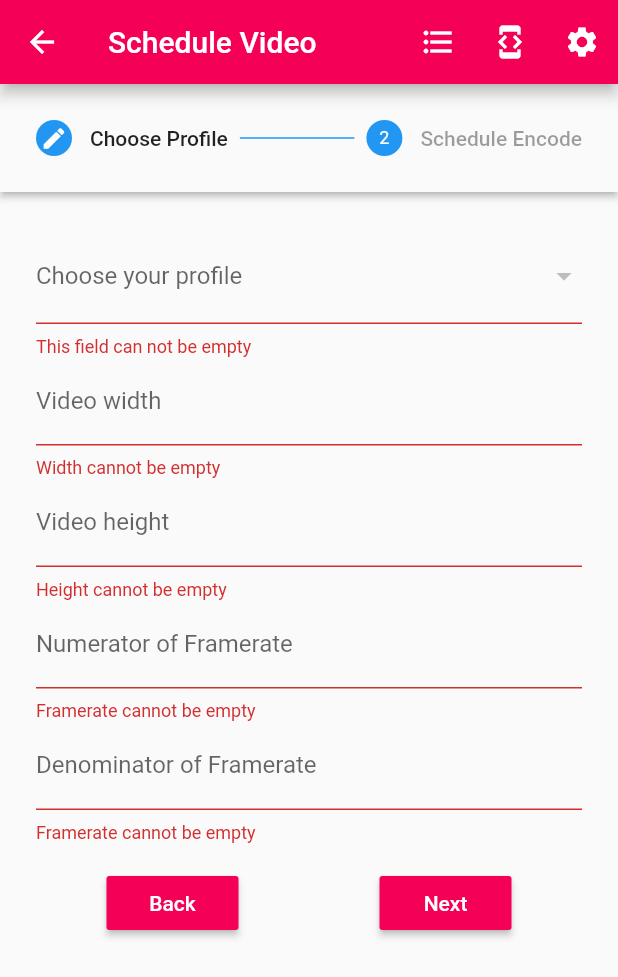
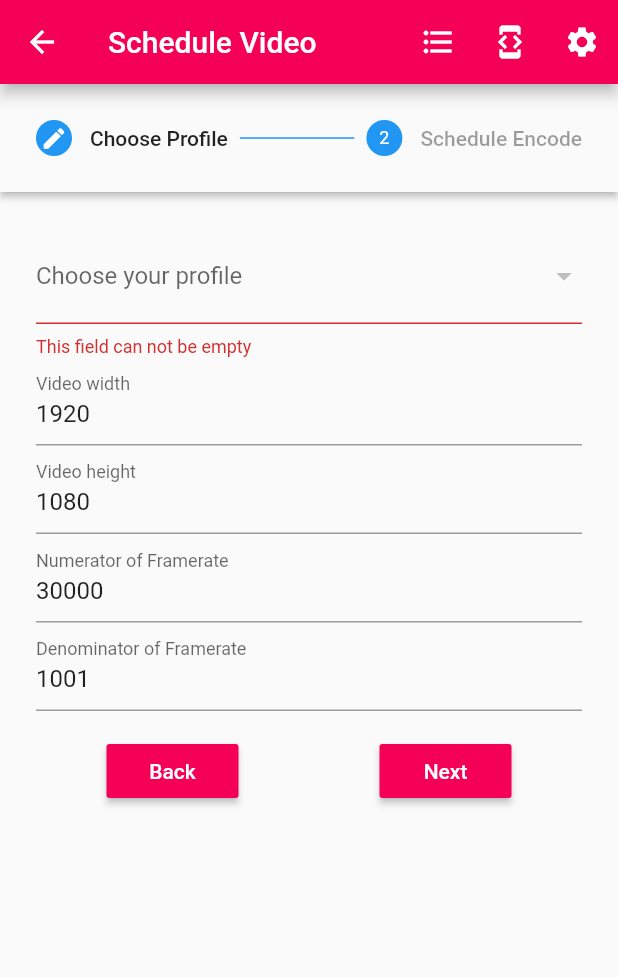
Before and after one commit to Ngoni-Sama/tiledmedia, a Flutter app: the Schedule screen opened by its route, after a tap on "Back", on a phone screen of 412 x 824 dp. Shown: the top 977 px of the screen. Run offline on Flutter 3.47's test engine with Material 2 defaults, Android fonts, the phone set to English and light mode, and no system bars; accounts and stored records are empty; network calls fail.

Commit message:
update encode screen

```diff
--- /dev/null
+++ b/lib/data/models/encode.model.dart
@@ -0,0 +1,25 @@
+import 'package:tiledmedia/data/models/profile.model.dart';
+
+class Encode {
+  int width;
+  int height;
+  int frameRateNumber;
+  int frameRateDenom;
+  Profile chosenProfile;
+
+  String videoProfileName;
+  String name;
+  String comment;
+  String packagingFormat;
+  String outputFolder;
+  bool autoAudioKbpsPerChannel;
+
+  Encode() {
+    // initialize properties
+    width = 1920;
+    height = 1080;
+    frameRateNumber = 30000;
+    frameRateDenom = 1001;
+    autoAudioKbpsPerChannel = false;
+  }
+}
--- a/lib/screens/create_profile/step_complete/step_complete.dart
+++ b/lib/screens/create_profile/step_complete/step_complete.dart
@@ -1,5 +1,6 @@
 import 'package:flutter/material.dart';
 import 'package:tiledmedia/data/models/profile.model.dart';
+import 'package:tiledmedia/util/constants.dart';
 import 'package:tiledmedia/util/globals.dart';
 import 'package:tiledmedia/util/theme.dart';
 import 'package:tiledmedia/widgets/primary_button/primary_button.dart';
@@ -67,7 +68,7 @@ class _StepCompleteState extends State<StepComplete> {
         child: Column(
           children: <Widget>[
             DropdownButtonFormField(
-              items: Globals.notificationType.entries.map((itm) {
+              items: Constants.notificationType.entries.map((itm) {
                 return new DropdownMenuItem(
                   value: itm.key,
                   child: new Text(itm.value),
--- a/lib/screens/create_profile/step_input/step_input.dart
+++ b/lib/screens/create_profile/step_input/step_input.dart
@@ -1,5 +1,6 @@
 import 'package:flutter/material.dart';
 import 'package:tiledmedia/data/models/profile.model.dart';
+import 'package:tiledmedia/util/constants.dart';
 import 'package:tiledmedia/util/globals.dart';
 import 'package:tiledmedia/util/theme.dart';
 import 'package:tiledmedia/widgets/primary_button/primary_button.dart';
@@ -55,7 +56,7 @@ class _StepInputState extends State<StepInput> {
             child: Text('S3 Bucket Details', style: TextStyle(fontSize: 16, fontWeight: FontWeight.bold)),
           ),
           DropdownButtonFormField(
-            items: Globals.s3Regions.entries.map((itm) {
+            items: Constants.s3Regions.entries.map((itm) {
               return new DropdownMenuItem(
                 value: itm.key,
                 child: new Text(itm.value),
@@ -211,7 +212,7 @@ class _StepInputState extends State<StepInput> {
         child: Column(
           children: <Widget>[
             DropdownButtonFormField(
-              items: Globals.srcLocType.entries.map((itm) {
+              items: Constants.srcLocType.entries.map((itm) {
                 return new DropdownMenuItem(
                   value: itm.key,
                   child: new Text(itm.value),
--- a/lib/screens/create_profile/step_output/step_output.dart
+++ b/lib/screens/create_profile/step_output/step_output.dart
@@ -1,6 +1,7 @@
 import 'package:flutter/material.dart';
 import 'package:tiledmedia/data/models/profile.model.dart';
 import 'package:tiledmedia/util/common.dart';
+import 'package:tiledmedia/util/constants.dart';
 import 'package:tiledmedia/util/globals.dart';
 import 'package:tiledmedia/util/theme.dart';
 import 'package:tiledmedia/widgets/primary_button/primary_button.dart';
@@ -56,7 +57,7 @@ class _StepOutputState extends State<StepOutput> {
             child: Text('S3 Bucket Details', style: TextStyle(fontSize: 16, fontWeight: FontWeight.bold)),
           ),
           DropdownButtonFormField(
-            items: Globals.s3Regions.entries.map((itm) {
+            items: Constants.s3Regions.entries.map((itm) {
               return new DropdownMenuItem(
                 value: itm.key,
                 child: new Text(itm.value),
@@ -364,7 +365,7 @@ class _StepOutputState extends State<StepOutput> {
         child: Column(
           children: <Widget>[
             DropdownButtonFormField(
-              items: Globals.destLocType.entries.map((itm) {
+              items: Constants.destLocType.entries.map((itm) {
                 return new DropdownMenuItem(
                   value: itm.key,
                   child: new Text(itm.value),
--- a/lib/screens/schedule/schedule.dart
+++ b/lib/screens/schedule/schedule.dart
@@ -1,6 +1,7 @@
 import 'package:flutter/material.dart';
 import 'package:tiledmedia/data/models/encode.model.dart';
 import 'package:tiledmedia/screens/schedule/step_choose/index.dart';
+import 'package:tiledmedia/screens/schedule/step_encode/index.dart';
 import 'package:tiledmedia/widgets/appbar_layout/index.dart';
 
 class Schedule extends StatefulWidget {
@@ -29,7 +30,7 @@ class _ScheduleState extends State<Schedule> {
       ),
       Step(
         title: const Text('Schedule Encode'),
-        content: new StepChoose(
+        content: new StepEncode(
           encode: encode,
           onNext: _moveNext,
           onPrev: _movePrev,
@@ -70,7 +71,9 @@ class _ScheduleState extends State<Schedule> {
   @override
   Widget build(BuildContext context) {
     if (encode == null) {
-      encode = new Encode();
+      setState(() {
+        encode = new Encode();
+      });
     }
     return new Scaffold(
       appBar: new AppBarLayout(appBarTitle: 'Schedule Video', context: context),
--- /dev/null
+++ b/lib/screens/schedule/step_encode/index.dart
@@ -0,0 +1 @@
+export 'step_encode.dart';
--- /dev/null
+++ b/lib/screens/schedule/step_encode/step_encode.dart
@@ -0,0 +1,162 @@
+import 'package:flutter/material.dart';
+import 'package:tiledmedia/data/models/encode.model.dart';
+import 'package:tiledmedia/data/models/profile.model.dart';
+import 'package:tiledmedia/services/profile.service.dart';
+import 'package:tiledmedia/util/common.dart';
+import 'package:tiledmedia/util/constants.dart';
+import 'package:tiledmedia/util/theme.dart';
+import 'package:tiledmedia/widgets/primary_button/primary_button.dart';
+
+class StepEncode extends StatefulWidget {
+  StepEncode({Key key, this.encode, this.onNext, this.onPrev}) : super(key: key);
+
+  final Encode encode;
+  final VoidCallback onNext;
+  final VoidCallback onPrev;
+
+  @override
+  _StepEncodeState createState() => new _StepEncodeState(encode, onNext, onPrev);
+}
+
+class _StepEncodeState extends State<StepEncode> {
+  final formKey = GlobalKey<FormState>();
+  VoidCallback onNext;
+  VoidCallback onPrev;
+
+  List<String> profiles = [];
+  Encode encode;
+
+  String videoProfileName;
+  ProfileService _profileService = ProfileService.getInstance();
+
+  _StepEncodeState(encode, onNext, onPrev) {
+    this.encode = encode;
+    this.onNext = onNext;
+    this.onPrev = onPrev;
+  }
+
+  @override
+  void initState() {
+    super.initState();
+    initProfiles();
+  }
+
+  initProfiles() {
+    _profileService.postProfiles(encode).then((value) {
+      for (int i = 0; i < value.length; i++) {
+        profiles.add(value[i]['profile_name']);
+      }
+      if (profiles.length > 0) {
+        videoProfileName = profiles[0];
+      }
+    });
+  }
+
+  onSubmit() {
+    if (formKey.currentState.validate()) {
+      final form = formKey.currentState;
+      form.save();
+      onNext();
+    }
+  }
+
+  changedProfile(val) {
+    setState(() {
+      encode.videoProfileName = val;
+      videoProfileName = val;
+    });
+  }
+
+  @override
+  Widget build(BuildContext context) {
+    return new Container(
+      width: double.infinity,
+      child: Form(
+        key: formKey,
+        autovalidate: true,
+        child: Column(
+          children: <Widget>[
+            TextFormField(
+              validator: (value) {
+                if (value.contains(' ')) {
+                  return 'Encode name cannot contain whitespace';
+                }
+                return null;
+              },
+              initialValue: encode.name,
+              keyboardType: TextInputType.text,
+              decoration: InputDecoration(labelText: 'Short name for your encode'),
+              onSaved: (val) => setState(() => encode.name = val),
+            ),
+            TextFormField(
+              initialValue: encode.comment,
+              keyboardType: TextInputType.text,
+              decoration: InputDecoration(labelText: 'Comment for your encode'),
+              onSaved: (val) => setState(() => encode.comment = val),
+            ),
+            DropdownButtonFormField(
+              items: profiles.map((itm) {
+                return new DropdownMenuItem(
+                  value: itm,
+                  child: new Text(itm),
+                );
+              }).toList(),
+              validator: (value) {
+                if (value == null) {
+                  return 'This field can not be empty';
+                }
+                return null;
+              },
+              value: videoProfileName,
+              onChanged: (val) => changedProfile(val),
+              decoration: InputDecoration(labelText: 'Choose recommended video profile'),
+              onSaved: (val) => setState(() => encode.videoProfileName = val),
+            ),
+            DropdownButtonFormField(
+              items: Constants.packageFormats.entries.map((itm) {
+                return new DropdownMenuItem(
+                  value: itm.key,
+                  child: new Text(itm.value),
+                );
+              }).toList(),
+              value: encode.packagingFormat,
+              onChanged: (val) => setState(() => encode.packagingFormat = val),
+              decoration: InputDecoration(labelText: 'Packaging format'),
+              onSaved: (val) => setState(() => encode.packagingFormat = val),
+            ),
+            TextFormField(
+              initialValue: encode.outputFolder,
+              keyboardType: TextInputType.text,
+              decoration: InputDecoration(labelText: 'Specify the output folder'),
+              onSaved: (val) => setState(() => encode.outputFolder = val),
+            ),
+            SwitchListTile(
+              contentPadding: EdgeInsets.only(left: 0),
+              title: Text('Encode audio channels automatically'),
+              value: encode.autoAudioKbpsPerChannel,
+              onChanged: (value) {
+                setState(() => encode.autoAudioKbpsPerChannel = value);
+              },
+            ),
+            Container(
+              margin: EdgeInsets.only(top: AppStyles.gap_16),
+              child: Row(
+                mainAxisAlignment: MainAxisAlignment.spaceAround,
+                children: <Widget>[
+                  new PrimaryButton(
+                    onPressed: onPrev,
+                    buttonName: 'Back',
+                  ),
+                  new PrimaryButton(
+                    onPressed: onSubmit,
+                    buttonName: 'Next',
+                  ),
+                ],
+              ),
+            )
+          ],
+        ),
+      ),
+    );
+  }
+}
--- a/lib/services/profile.service.dart
+++ b/lib/services/profile.service.dart
@@ -1,10 +1,11 @@
-import 'dart:html';
+import 'dart:convert';
+import 'package:http/http.dart' as http;
 
 import 'package:tiledmedia/config.dart';
-import 'package:tiledmedia/data/models/profile.model.dart';
+import 'package:tiledmedia/data/models/encode.model.dart';
+import 'package:tiledmedia/util/globals.dart';
 
 class ProfileService {
-
   static ProfileService _profileService;
 
   static ProfileService getInstance() {
@@ -16,12 +17,29 @@ class ProfileService {
     return _profileService;
   }
 
-  postProfiles(Profile profile) {
-    return HttpRequest.request(Config.apiHost + '/encoding/profiles',
-        method: 'POST',
-//      sendData: profile.getProfileRequestJson(),
-        requestHeaders: {
-          'Content-Type': 'application/json; charset=UTF-8'
-        });
+  Future<List<dynamic>> postProfiles(Encode encode) async {
+
+    String body = jsonEncode({
+      "customer_id": Globals.setting.customerID,
+      "api_auth_token": Globals.setting.apiAuthToken,
+      "version": encode.chosenProfile.version,
+      "width": encode.width,
+      "height": encode.height,
+      "framerate": {"num": encode.frameRateNumber, "denom": encode.frameRateDenom},
+      "in_projection_type": encode.chosenProfile.inProjectionType,
+      "out_projection_type": encode.chosenProfile.outProjectionType,
+      "encode_quality": encode.chosenProfile.encodeQuality
+    });
+    String url = Config.apiHost + '/encoding/profiles';
+    Map<String, String> headers = {
+      'Content-Type': 'application/json; charset=UTF-8',
+      'x-api-key': Globals.setting.xAPIKey,
+    };
+    var response = await http.post(url, headers: headers, body: body);
+    if (response.statusCode == 200) {
+      Map res = jsonDecode(response.body);
+      return res['profiles'];
+    }
+    return [];
   }
 }
--- a/lib/util/globals.dart
+++ b/lib/util/globals.dart
@@ -7,85 +7,4 @@ class Globals {
   static JsonFile jsonFile;
   static int profileFormMode = -1;    // -1: create, 0~: editing id
 
-  static final Map<String, String> contentSourceLocations = {
-    's3bucket': 's3bucket',
-    'azure-blob': 'azure-blob',
-    'http-pull': 'http-pull',
-  };
-
-  static final Map<String, String> contentDestinationLocations = {
-    'akamai-ns': 'akamai-ns',
-    'wangsu': 'wangsu',
-    'http-put': 'http-put',
-    's3bucket': 's3bucket',
-    'azure-blob': 'azure-blob',
-  };
-
-  static final Map<String, String> inProjectionType = {
-    '360-erp-mono': '360-erp-mono',
-    '360-erp-stereo-top-bottom': '360-erp-stereo-top-bottom',
-    '180-erpmono': '180-erpmono',
-    '180-erp-stereo-left-right': '180-erp-stereo-left-right',
-    '3x2-cubemap-mono': '3x2-cubemap-mono',
-    '3x2-cubemap-stereo-top-bottom': '3x2-cubemap-stereo-top-bottom'
-  };
-
-  static final Map<String, String> outProjectionType = {
-    '360-cubemap-mono': '360-cubemap-mono',
-    '360-cubemap-stereo': '360-cubemap-stereo',
-    '180-cubemapmono': '180-cubemapmono',
-    '180-cubemap-stereo': '180-cubemap-stereo',
-    'planar': 'planar'
-  };
-
-  static final Map<String, String> encodeQuality = {
-    'default': 'default',
-    'medium': 'medium',
-    'high': 'high',
-    'very-high': 'very-high',
-    'fixed-low': 'fixed-low',
-    'fixedstandard': 'fixedstandard',
-    'fixed-high': 'fixed-high'
-  };
-
-  static final Map<String, String> srcLocType = {
-    's3bucket': 'S3 Bucket',
-    'azure-blob': 'Azure Blob',
-    'http-pull': 'Pull from Http'
-  };
-
-  static final Map<String, String> destLocType = {
-    's3bucket': 'S3 Bucket',
-    'azure-blob': 'Azure Blob',
-    'akamai-ns': 'Akamai NS',
-    'wangsu': 'Wangsu',
-    'http-put': 'Put to Http'
-  };
-
-  static final Map<String, String> notificationType = {
-    'webhook': 'Webhook',
-    'mail': 'Mail'
-  };
-
-  static final Map<String, String> s3Regions = {
-    'us-east-2': 'US East (Ohio)',
-    'us-east-1': 'US East (N. Virginia)',
-    'us-west-1': 'US West (N. California)',
-    'us-west-2': 'US West (Oregon)',
-    'ap-east-1': 'Asia Pacific (Hong Kong)',
-    'ap-south-1': 'Asia Pacific (Mumbai)',
-    'ap-northeast-3': 'Asia Pacific (Osaka-Local)',
-    'ap-northeast-2': 'Asia Pacific (Seoul)',
-    'ap-southeast-1': 'Asia Pacific (Singapore)',
-    'ap-southeast-2': 'Asia Pacific (Sydney)',
-    'ap-northeast-1': 'Asia Pacific (Tokyo)',
-    'ca-central-1': 'Canada (Central)',
-    'eu-central-1': 'Europe (Frankfurt)',
-    'eu-west-1': 'Europe (Ireland)',
-    'eu-west-2': 'Europe (London)',
-    'eu-west-3': 'Europe (Paris)',
-    'eu-north-1': 'Europe (Stockholm)',
-    'me-south-1': 'Middle East (Bahrain)',
-    'sa-east-1': 'South America (São Paulo)',
-  };
 }
--- a/pubspec.yaml
+++ b/pubspec.yaml
@@ -23,6 +23,7 @@ dependencies:
   # The following adds the Cupertino Icons font to your application.
   # Use with the CupertinoIcons class for iOS style icons.
   cupertino_icons: ^0.1.2
+  http: ^0.12.0+4
   path_provider: ^1.5.1
   path_provider_macos: ^0.0.2 # This can be removed once endorsed.
   path_provider_fde:
```
Also changed, not shown: lib/screens/create_profile/step_profile/step_profile.dart (+4 -3 lines), lib/screens/schedule/step_choose/step_choose.dart (+0 -22 lines), lib/util/constants.dart (added, +92 -0 lines), pubspec.lock, 1 other file.
